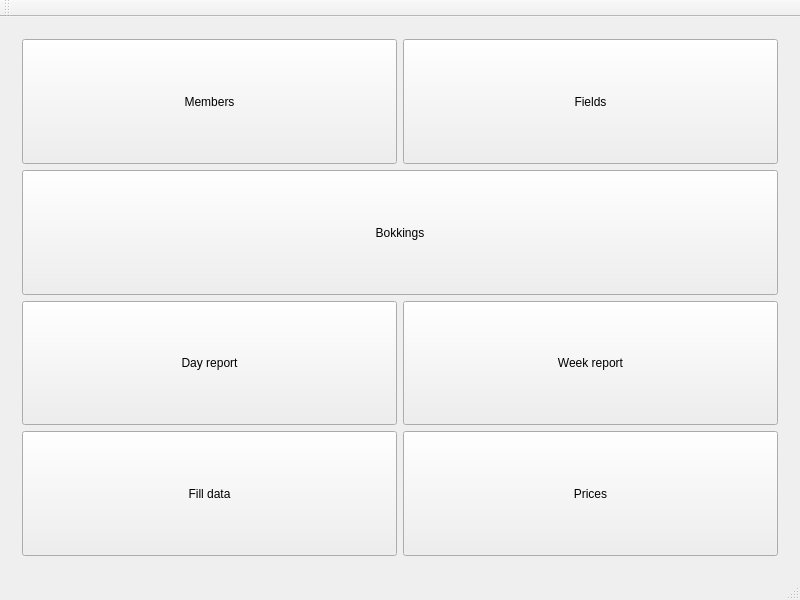
The window that mainwindow.ui (lamouski/TCN) describes before a commit, drawn with Qt 5.
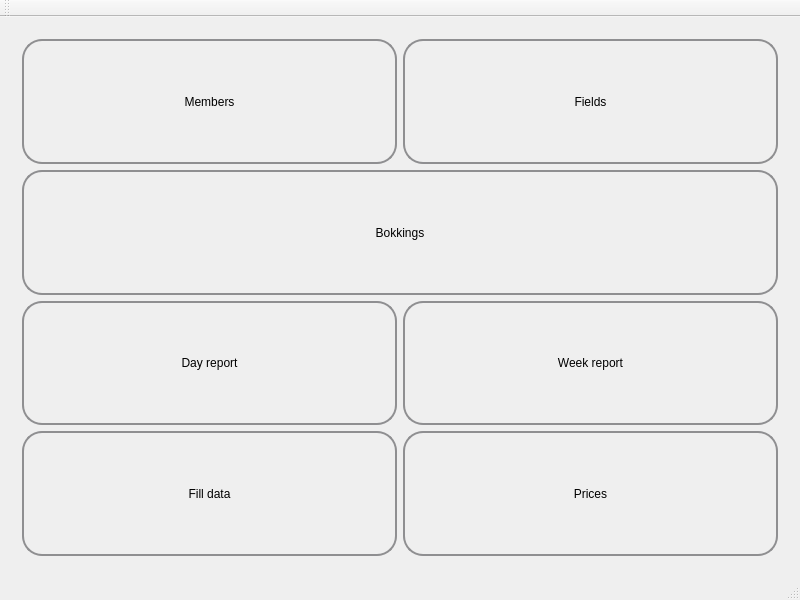
The same window after the commit. Custom widgets are drawn as their Qt base class.

Commit message: reset of the booking dialog

What changed in the file:
```diff
--- a/mainwindow.ui
+++ b/mainwindow.ui
@@ -42,6 +42,20 @@
             <verstretch>0</verstretch>
            </sizepolicy>
           </property>
+          <property name="styleSheet">
+           <string notr="true">QPushButton {
+    border: 2px solid #8f8f91;
+    border-radius: 20px;
+    background-color: qlineargradient(x1: 0, y1: 0, x2: 0, y2: 1,
+                                      stop: 0 #f6f7fa, stop: 1 #dadbde);
+    min-width: 50px;
+}
+
+QPushButton:pressed {
+    background-color: qlineargradient(x1: 0, y1: 0, x2: 0, y2: 1,
+                                      stop: 0 #dadbde, stop: 1 #f6f7fa);
+}</string>
+          </property>
           <property name="text">
            <string>Bokkings</string>
           </property>
@@ -55,6 +69,20 @@
             <verstretch>0</verstretch>
            </sizepolicy>
           </property>
+          <property name="styleSheet">
+           <string notr="true">QPushButton {
+    border: 2px solid #8f8f91;
+    border-radius: 20px;
+    background-color: qlineargradient(x1: 0, y1: 0, x2: 0, y2: 1,
+                                      stop: 0 #f6f7fa, stop: 1 #dadbde);
+    min-width: 50px;
+}
+
+QPushButton:pressed {
+    background-color: qlineargradient(x1: 0, y1: 0, x2: 0, y2: 1,
+                                      stop: 0 #dadbde, stop: 1 #f6f7fa);
+}</string>
+          </property>
           <property name="text">
            <string>Day report</string>
           </property>
@@ -68,6 +96,20 @@
             <verstretch>0</verstretch>
            </sizepolicy>
           </property>
+          <property name="styleSheet">
+           <string notr="true">QPushButton {
+    border: 2px solid #8f8f91;
+    border-radius: 20px;
+    background-color: qlineargradient(x1: 0, y1: 0, x2: 0, y2: 1,
+                                      stop: 0 #f6f7fa, stop: 1 #dadbde);
+    min-width: 50px;
+}
+
+QPushButton:pressed {
+    background-color: qlineargradient(x1: 0, y1: 0, x2: 0, y2: 1,
+                                      stop: 0 #dadbde, stop: 1 #f6f7fa);
+}</string>
+          </property>
           <property name="text">
            <string>Week report</string>
           </property>
@@ -81,6 +123,20 @@
             <verstretch>0</verstretch>
            </sizepolicy>
           </property>
+          <property name="styleSheet">
+           <string notr="true">QPushButton {
+    border: 2px solid #8f8f91;
+    border-radius: 20px;
+    background-color: qlineargradient(x1: 0, y1: 0, x2: 0, y2: 1,
+                                      stop: 0 #f6f7fa, stop: 1 #dadbde);
+    min-width: 50px;
+}
+
+QPushButton:pressed {
+    background-color: qlineargradient(x1: 0, y1: 0, x2: 0, y2: 1,
+                                      stop: 0 #dadbde, stop: 1 #f6f7fa);
+}</string>
+          </property>
           <property name="text">
            <string>Fill data</string>
           </property>
@@ -94,6 +150,20 @@
             <verstretch>0</verstretch>
            </sizepolicy>
           </property>
+          <property name="styleSheet">
+           <string notr="true">QPushButton {
+    border: 2px solid #8f8f91;
+    border-radius: 20px;
+    background-color: qlineargradient(x1: 0, y1: 0, x2: 0, y2: 1,
+                                      stop: 0 #f6f7fa, stop: 1 #dadbde);
+    min-width: 50px;
+}
+
+QPushButton:pressed {
+    background-color: qlineargradient(x1: 0, y1: 0, x2: 0, y2: 1,
+                                      stop: 0 #dadbde, stop: 1 #f6f7fa);
+}</string>
+          </property>
           <property name="text">
            <string>Prices</string>
           </property>
@@ -107,6 +177,20 @@
             <verstretch>0</verstretch>
            </sizepolicy>
           </property>
+          <property name="styleSheet">
+           <string notr="true">QPushButton {
+    border: 2px solid #8f8f91;
+    border-radius: 20px;
+    background-color: qlineargradient(x1: 0, y1: 0, x2: 0, y2: 1,
+                                      stop: 0 #f6f7fa, stop: 1 #dadbde);
+    min-width: 50px;
+}
+
+QPushButton:pressed {
+    background-color: qlineargradient(x1: 0, y1: 0, x2: 0, y2: 1,
+                                      stop: 0 #dadbde, stop: 1 #f6f7fa);
+}</string>
+          </property>
           <property name="text">
            <string>Members</string>
           </property>
@@ -120,6 +204,20 @@
             <verstretch>0</verstretch>
            </sizepolicy>
           </property>
+          <property name="styleSheet">
+           <string notr="true">QPushButton {
+    border: 2px solid #8f8f91;
+    border-radius: 20px;
+    background-color: qlineargradient(x1: 0, y1: 0, x2: 0, y2: 1,
+                                      stop: 0 #f6f7fa, stop: 1 #dadbde);
+    min-width: 50px;
+}
+
+QPushButton:pressed {
+    background-color: qlineargradient(x1: 0, y1: 0, x2: 0, y2: 1,
+                                      stop: 0 #dadbde, stop: 1 #f6f7fa);
+}</string>
+          </property>
           <property name="text">
            <string>Fields</string>
           </property>
```
The commit also changes 5 other files.
